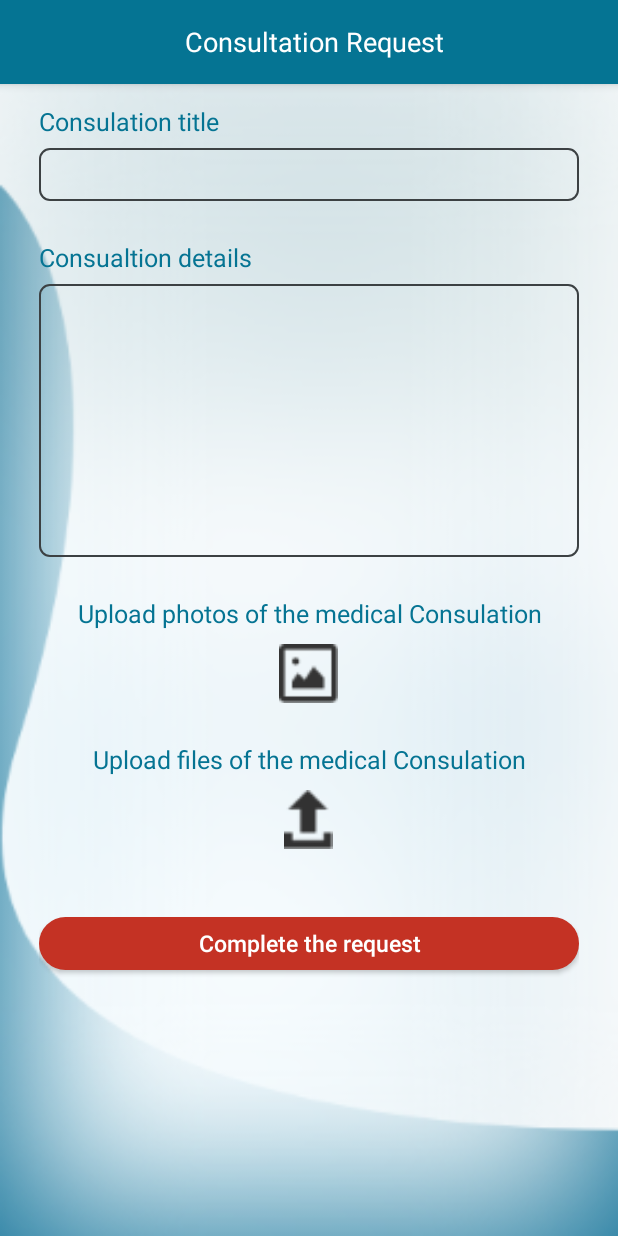
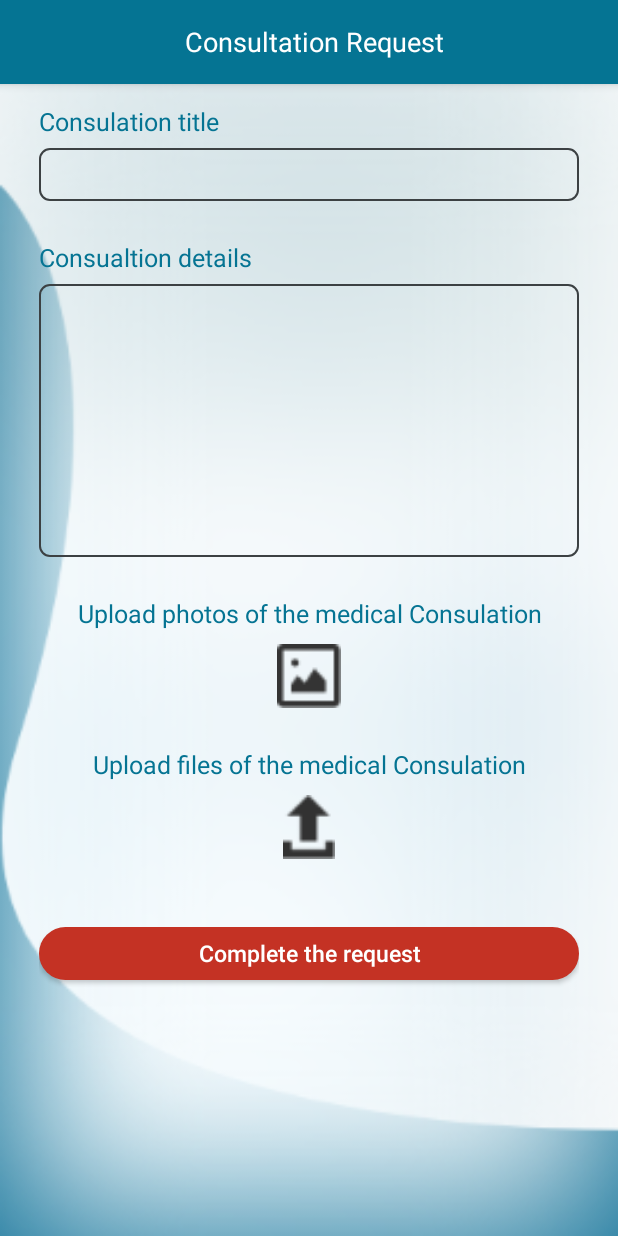
Before and after one commit to BeSolutionsMobile/KonsilAndroid, an Android app: the consulation_request screen opened directly, with no data from a screen before it, on a phone screen of 412 x 824 dp. Run offline under Robolectric (Android 15) with nearby library versions, the light colour scheme and no system bars; our stand-ins replace sdp/ssp sizes.

Commit message:
new commit

```diff
--- a/app/src/main/java/com/besolutions/konsil/scenarios/scenario_login/Controller/loading.java
+++ b/app/src/main/java/com/besolutions/konsil/scenarios/scenario_login/Controller/loading.java
@@ -20,7 +20,6 @@ public class loading {
         dialog.getWindow().setLayout(width, height);
         dialog.show();
 
-
         Handler handler = new Handler();
         handler.postDelayed(new Runnable() {
             public void run() {
--- a/app/src/main/java/com/besolutions/konsil/scenarios/scenario_request_online_conversation/Controller/request_online_conversation.java
+++ b/app/src/main/java/com/besolutions/konsil/scenarios/scenario_request_online_conversation/Controller/request_online_conversation.java
@@ -11,6 +11,7 @@ import android.widget.TextView;
 
 import com.besolutions.konsil.R;
 import com.besolutions.konsil.scenarios.scenario_online_conversation.Controller.online_conversation;
+import com.besolutions.konsil.scenarios.scenario_payment.controller.payment;
 import com.besolutions.konsil.scenarios.scenario_request_online_conversation.pattern.conversation_item_adapter;
 import com.besolutions.konsil.scenarios.scenario_request_online_conversation.model.conversation_reserv_list;
 import com.besolutions.konsil.utils.utils_adapter;
@@ -49,7 +50,7 @@ public class request_online_conversation extends AppCompatActivity implements Vi
     public void onClick(View v) {
         if(v.getId()==R.id.complete_req)
         {
-          startActivity(new Intent(this, online_conversation.class));
+          startActivity(new Intent(this, payment.class));
         }
     }
 
--- a/app/src/main/java/com/besolutions/konsil/scenarios/scenario_request_online_conversation/pattern/conversation_item_adapter.java
+++ b/app/src/main/java/com/besolutions/konsil/scenarios/scenario_request_online_conversation/pattern/conversation_item_adapter.java
@@ -42,7 +42,6 @@ public class conversation_item_adapter extends RecyclerView.Adapter<conversation
         viewHolder.radio_txt.setOnClickListener(new View.OnClickListener() {
             @Override
             public void onClick(View v) {
-
                 RadioButton checked_rb = (RadioButton) v;
                 if(lastCheckedRB != null){
                     lastCheckedRB.setChecked(false);
--- a/app/src/main/res/layout/consulation_request.xml
+++ b/app/src/main/res/layout/consulation_request.xml
@@ -58,14 +58,29 @@
             android:textSize="@dimen/_13ssp"
             android:layout_marginTop="@dimen/_20sdp"
             />
+        <RelativeLayout
+            android:layout_width="@dimen/_40sdp"
+            android:layout_height="@dimen/_40sdp"
+            android:layout_gravity="center"
+            >
         <ImageView
-            android:layout_width="@dimen/_30sdp"
-            android:layout_height="@dimen/_30sdp"
-            android:layout_gravity="center"
+            android:layout_width="@dimen/_40sdp"
+            android:layout_height="@dimen/_40sdp"
             android:id="@+id/upload_img"
             android:layout_marginTop="@dimen/_7sdp"
             android:src="@drawable/upload_img"
             />
+            <com.airbnb.lottie.LottieAnimationView
+                android:layout_width="@dimen/_20sdp"
+                android:layout_height="@dimen/_20sdp"
+                android:layout_gravity="center"
+                android:id="@+id/check_img"
+                android:layout_alignParentRight="true"
+                app:lottie_autoPlay="false"
+                app:lottie_loop="false"
+                app:lottie_rawRes="@raw/checkafter"
+                />
+        </RelativeLayout>
         <TextView
             android:layout_width="match_parent"
             android:layout_height="wrap_content"
@@ -75,15 +90,32 @@
             android:textSize="@dimen/_13ssp"
             android:layout_marginTop="@dimen/_20sdp"
             />
+
+        <RelativeLayout
+            android:layout_width="@dimen/_40sdp"
+            android:layout_height="@dimen/_40sdp"
+            android:layout_gravity="center"
+            >
         <ImageView
-            android:layout_width="@dimen/_30sdp"
-            android:layout_height="@dimen/_30sdp"
+            android:layout_width="@dimen/_40sdp"
+            android:layout_height="@dimen/_40sdp"
             android:layout_gravity="center"
             android:layout_marginTop="@dimen/_7sdp"
             android:id="@+id/upload_file"
             android:tint="@color/color3"
             android:src="@drawable/upload_file"
             />
+            <com.airbnb.lottie.LottieAnimationView
+                android:layout_width="@dimen/_20sdp"
+                android:layout_height="@dimen/_20sdp"
+                android:layout_gravity="center"
+                android:layout_alignParentRight="true"
+                app:lottie_autoPlay="false"
+                app:lottie_loop="false"
+                android:id="@+id/check_file"
+                app:lottie_rawRes="@raw/checkafter"
+                />
+        </RelativeLayout>
         <Button
             android:layout_width="match_parent"
             android:layout_height="@dimen/_27sdp"
```
Also changed, not shown: app/src/main/java/com/besolutions/konsil/scenarios/scenario_Consulation_request/Controller/consulation_request.java (+40 -0 lines), app/src/main/java/com/besolutions/konsil/scenarios/scenario_be_a_doctor/Controller/be_a_doctor.java (+35 -1 lines), app/src/main/res/layout/be_a_doctor.xml (+20 -2 lines), app/src/main/res/raw/checkafter.json (added, +1 -0 lines), app/src/main/res/drawable-xhdpi/tick.png (added).
